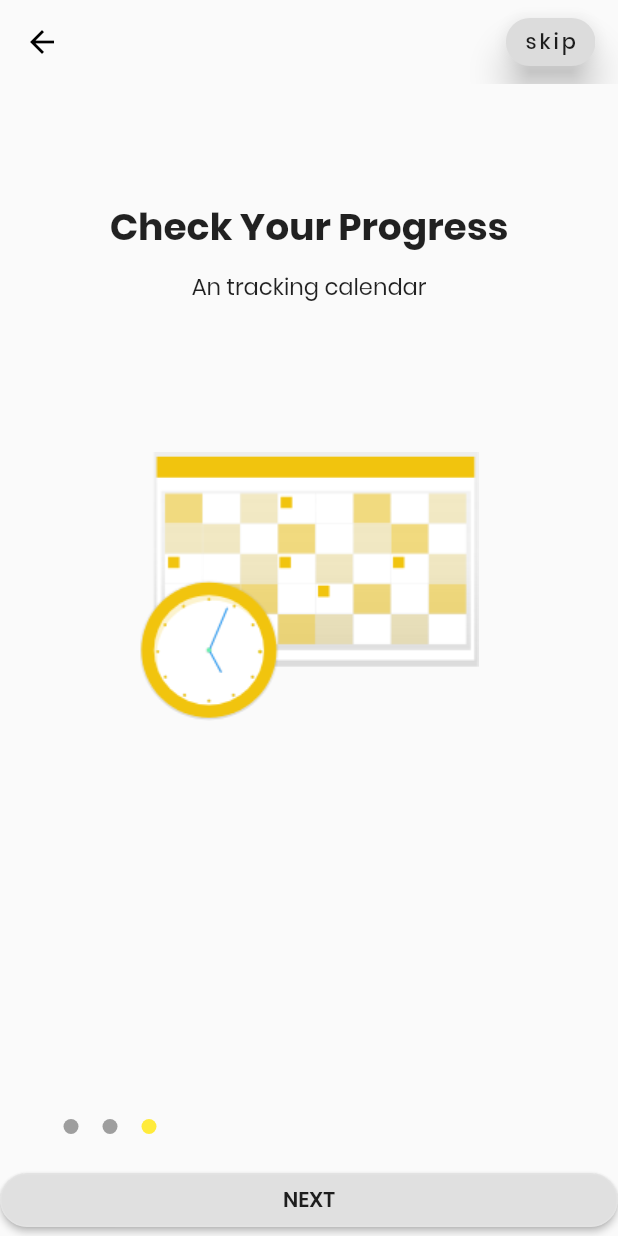
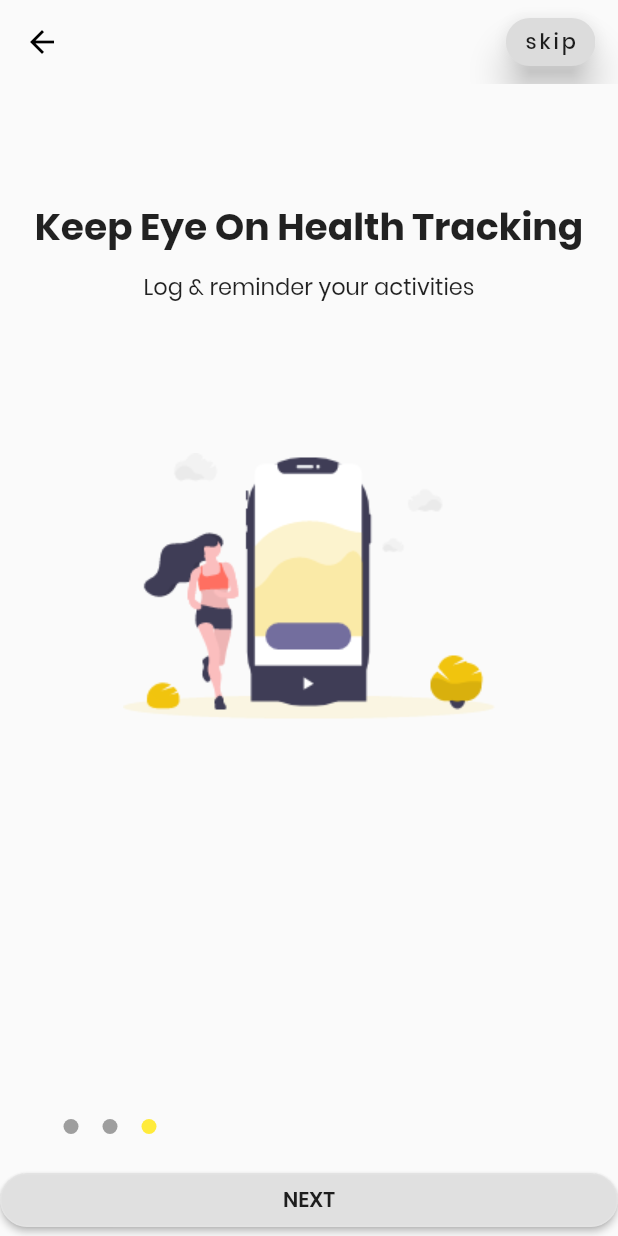
Before and after one commit to VB10/HealthoUI, a Flutter app: the screen it shows after launch, swiped to page 3, on a phone screen of 412 x 824 dp. Run offline on Flutter 3.47's test engine with Material 2 defaults, Android fonts, the phone set to English and light mode, and no system bars; our stand-ins replace flutter_screenutil.

Commit message:
last ui changes

```diff
--- a/lib/ui/views/login/onboarding_view.dart
+++ b/lib/ui/views/login/onboarding_view.dart
@@ -83,23 +83,24 @@ class _OnBoardingViewState extends State<OnBoardingView> {
           _onPageChangeEvent(page.toDouble());
         },
         controller: _pageController,
-        children: <Widget>[
-          OnBoardWidget(
+        children: <Widget>[_onBoardFirst, _onBoardSecond, _onBoardSecond],
+      );
+
+  Widget get _onBoardFirst => OnBoardWidget(
         title: "Exercises",
         subTitle: "To Your Personalized Profile",
         imagePath: "onboard1",
-          ),
-          OnBoardWidget(
+      );
+
+  Widget get _onBoardSecond => OnBoardWidget(
         title: "Keep Eye On Health Tracking",
         subTitle: "Log & reminder your activities",
         imagePath: "onboard2",
-          ),
-          OnBoardWidget(
+      );
+  Widget get _onBoardThird => OnBoardWidget(
         title: "Check Your Progress",
         subTitle: "An tracking calendar",
         imagePath: "onboard3",
-          ),
-        ],
       );
 
   Widget get _pageIndicator => ListView.builder(
@@ -131,22 +132,4 @@ class _OnBoardingViewState extends State<OnBoardingView> {
           style: onBoardingNextButtonStyle,
         ),
       );
-
-      //TRASH!
-  // Widget get _nextButton => RaisedButton(
-  //       child: Text(
-  //         "NEXT",
-  //         style: onBoardingNextButtonStyle,
-  //       ),
-  //       shape: OutlineInputBorder(
-  //           borderRadius: BorderRadius.circular(UIHelper.Space25),
-  //           borderSide: BorderSide(color: Colors.white10)),
-  //       color: Colors.yellow,
-  //       onPressed: () {
-  //         _onPageChangeEvent(_currentPageIndex);
-  //         _pageController.nextPage(
-  //             duration: Duration(milliseconds: UIHelper.ONBOARD_NEXT_DURATION),
-  //             curve: Curves.easeIn);
-  //       },
-  //     );
 }
```
Also changed, not shown: pubspec.yaml (+2 -35 lines). Lines whose indentation alone changed are shown as unchanged.
